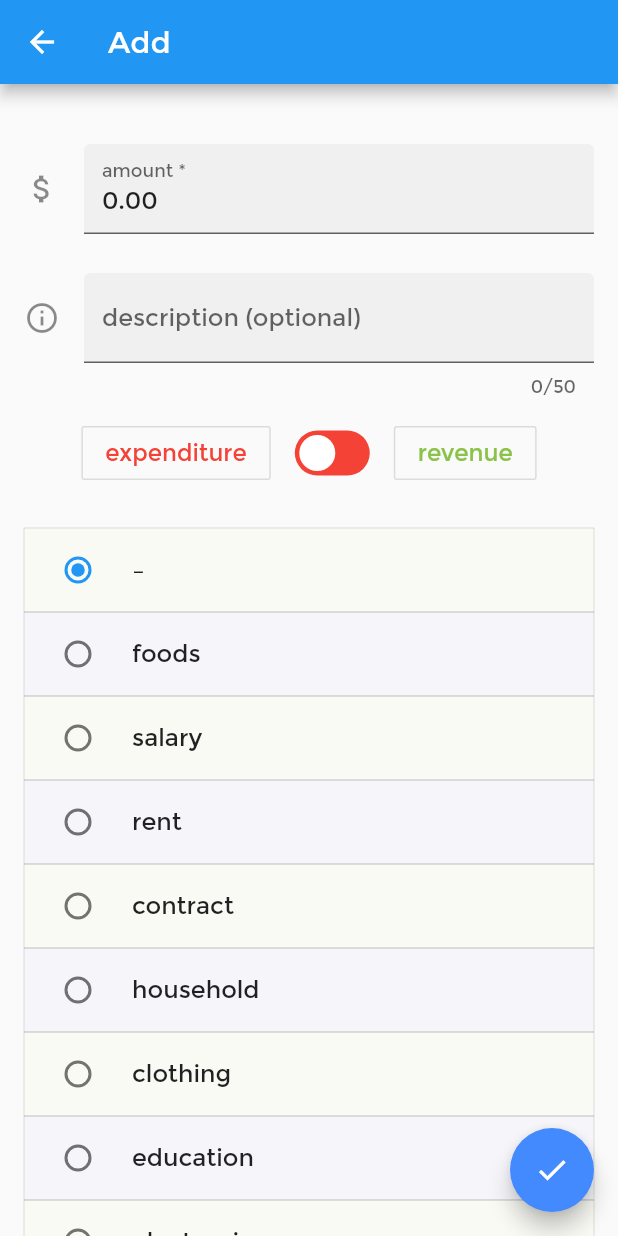
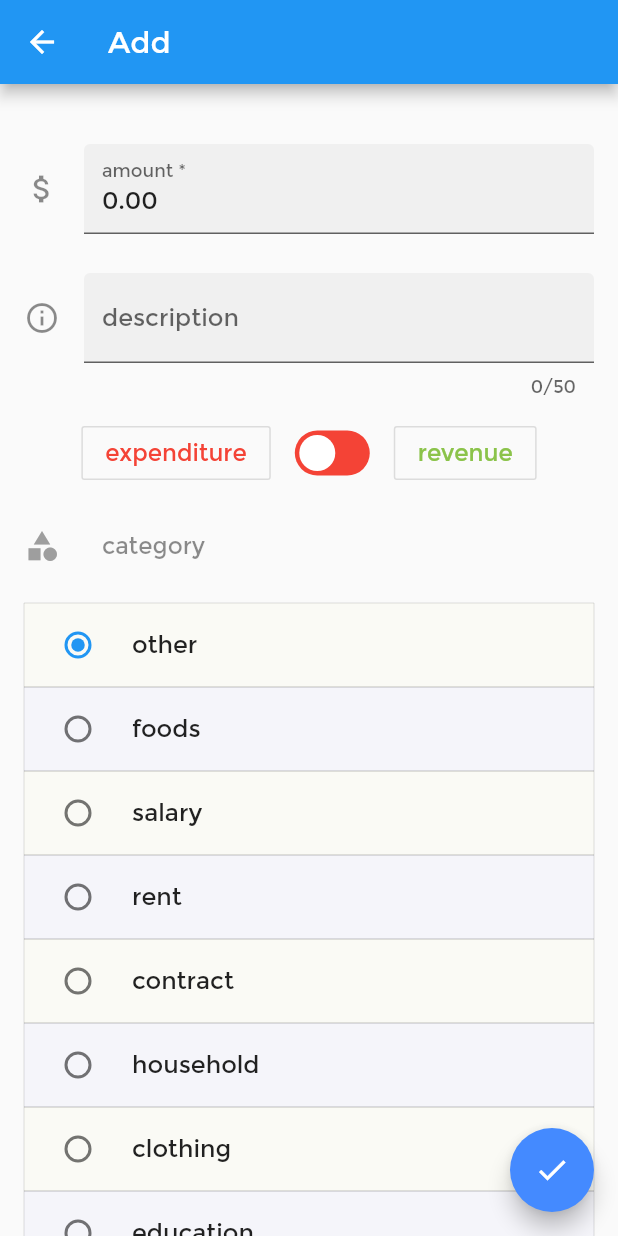
Before and after one commit to Chralt98/Eyemoney, a Flutter app: the Adding screen opened directly with empty values, on a phone screen of 412 x 824 dp. Run offline on Flutter 3.47's test engine with Material 2 defaults, Android fonts, the phone set to English and light mode, and no system bars; our stand-ins replace flutter_masked_text, month_picker_dialog, shared_preferences, sqflite; accounts and stored records are empty.

Commit message:
code structure

```diff
--- a/lib/outsourcing/globals.dart
+++ b/lib/outsourcing/globals.dart
@@ -2,6 +2,7 @@ library flutter_app.globals;
 
 const String appName = 'Eyemoney';
 const String categoryPrefKey = 'category_pref';
+const String emptyCategory = 'other';
 List<String> standardCategories = [
   'foods',
   'salary',
--- a/lib/screens/adding.dart
+++ b/lib/screens/adding.dart
@@ -75,29 +75,6 @@ class _AddingState extends State<Adding> {
     super.dispose();
   }
 
-  // only category for shared preferences
-  void _loadCategoryPref() {
-    setState(
-      () {
-        _categories =
-            this._prefs.getStringList(categoryPrefKey) ?? standardCategories;
-        if (_categories.isEmpty) {
-          _categories.insert(0, '–');
-        } else if (_categories.isNotEmpty && _categories.first != '–') {
-          _categories.insert(0, '–');
-        }
-        if (_categories.isNotEmpty) {
-          _selectedCategory = _categories.first;
-        }
-      },
-    );
-  }
-
-  Future<Null> _setCategoryPref(List<String> categories) async {
-    await this._prefs.setStringList(categoryPrefKey, categories);
-    _loadCategoryPref();
-  }
-
   @override
   Widget build(BuildContext context) {
     final _listTiles = _categories
@@ -167,10 +144,69 @@ class _AddingState extends State<Adding> {
               child: Column(
                 children: <Widget>[
                   SizedBox(height: 40),
-                  TextFormField(
+                  this._getAmountTextField(context),
+                  SizedBox(height: 26),
+                  this._getDescriptionTextField(context),
+                  SizedBox(height: 13),
+                  this._getSignSelection(context),
+                  SizedBox(height: 26),
+                  this._getCategoryField(context),
+                  SizedBox(height: 26),
+                  Column(
+                    children: _listTiles,
+                  ),
+                  SizedBox(height: 26),
+                  this._getAddCategoryTextField(context),
+                ],
+              ),
+            ),
+            controller: _scrollController,
+          ),
+          Container(
+            child: new FloatingActionButton(
+              child: Icon(Icons.check),
+              backgroundColor: Colors.blueAccent,
+              onPressed: () async {
+                this._onCheck();
+              },
+            ),
+            alignment: Alignment.bottomRight,
+            margin: EdgeInsets.all(16),
+          )
+        ],
+      ),
+    );
+  }
+
+  // only category for shared preferences
+  void _loadCategoryPref() {
+    setState(
+      () {
+        _categories =
+            this._prefs.getStringList(categoryPrefKey) ?? standardCategories;
+        if (_categories.isEmpty) {
+          _categories.insert(0, emptyCategory);
+        } else if (_categories.isNotEmpty &&
+            _categories.first != emptyCategory) {
+          _categories.insert(0, emptyCategory);
+        }
+        if (_categories.isNotEmpty) {
+          _selectedCategory = _categories.first;
+        }
+      },
+    );
+  }
+
+  Future<Null> _setCategoryPref(List<String> categories) async {
+    await this._prefs.setStringList(categoryPrefKey, categories);
+    _loadCategoryPref();
+  }
+
+  Widget _getAmountTextField(BuildContext context) {
+    return TextFormField(
       controller: _moneyController,
-                    keyboardType: TextInputType.numberWithOptions(
-                        signed: false, decimal: true),
+      keyboardType:
+          TextInputType.numberWithOptions(signed: false, decimal: true),
       decoration: const InputDecoration(
         border: UnderlineInputBorder(),
         filled: true,
@@ -180,17 +216,18 @@ class _AddingState extends State<Adding> {
       validator: (String number) {
         if (number == '0.00') {
           _scrollController.animateTo(0,
-                            duration: new Duration(milliseconds: 500),
-                            curve: Curves.ease);
+              duration: new Duration(milliseconds: 500), curve: Curves.ease);
           return 'Please enter an amount!';
         }
         return null;
       },
       onFieldSubmitted: (String number) => this._amount = number,
       // onChanged: (String number) => this._amount = number,
-                  ),
-                  SizedBox(height: 26),
-                  TextField(
+    );
+  }
+
+  Widget _getDescriptionTextField(BuildContext context) {
+    return TextField(
       textCapitalization: TextCapitalization.words,
       controller: _descriptionController,
       decoration: InputDecoration(
@@ -198,13 +235,15 @@ class _AddingState extends State<Adding> {
         filled: true,
         icon: Icon(Icons.info_outline),
         hintText: 'What is it?',
-                      labelText: 'description (optional)',
+        labelText: 'description',
       ),
       onChanged: (String text) => this._description = text,
       maxLength: 50,
-                  ),
-                  SizedBox(height: 13),
-                  Row(
+    );
+  }
+
+  Widget _getSignSelection(BuildContext context) {
+    return Row(
       children: <Widget>[
         OutlineButton(
             onPressed: () {
@@ -213,8 +252,7 @@ class _AddingState extends State<Adding> {
               });
             },
             child: Text('expenditure',
-                              style: TextStyle(color: Colors.red),
-                              textScaleFactor: 1.1)),
+                style: TextStyle(color: Colors.red), textScaleFactor: 1.1)),
         SizedBox(width: 16),
         this._crazySwitch ?? CrazySwitch(isChecked: false),
         SizedBox(width: 16),
@@ -229,13 +267,31 @@ class _AddingState extends State<Adding> {
                 textScaleFactor: 1.1)),
       ],
       mainAxisAlignment: MainAxisAlignment.center,
+    );
+  }
+
+  Widget _getCategoryField(BuildContext context) {
+    return Container(
+      alignment: Alignment.centerLeft,
+      child: Row(
+        children: <Widget>[
+          Icon(
+            Icons.category,
+            color: Colors.grey,
           ),
-                  SizedBox(height: 26),
-                  Column(
-                    children: _listTiles,
+          SizedBox(width: 28),
+          Text(
+            'category',
+            style: TextStyle(color: Colors.black45),
+            textScaleFactor: 1.1,
           ),
-                  SizedBox(height: 26),
-                  Center(
+        ],
+      ),
+    );
+  }
+
+  Widget _getAddCategoryTextField(BuildContext context) {
+    return Center(
       child: TextField(
         textCapitalization: TextCapitalization.words,
         controller: _addCategoryController,
@@ -258,32 +314,21 @@ class _AddingState extends State<Adding> {
         keyboardType: TextInputType.text,
         maxLength: 25,
       ),
-                  ),
-                ],
-              ),
-            ),
-            controller: _scrollController,
-          ),
-          Container(
-            child: new FloatingActionButton(
-              child: Icon(Icons.check),
-              backgroundColor: Colors.blueAccent,
-              onPressed: () async {
+    );
+  }
+
+  void _onCheck() async {
     if (_formKey.currentState.validate()) {
       this._amount = _moneyController.numberValue.toString();
       final int sign = _crazySwitch.getChecked() ? 1 : -1;
       final double _realAmount = round(
-                      (sign) *
-                          double.parse(_amount.replaceAll(new RegExp(','), '')),
-                      2);
+          (sign) * double.parse(_amount.replaceAll(new RegExp(','), '')), 2);
       if (this._addCategoryController.text != '') {
-                    if (!_categories
-                        .contains(this._addCategoryController.text)) {
+        if (!_categories.contains(this._addCategoryController.text)) {
           this._categories.add(this._addCategoryController.text);
         }
-                    this._radioVal = this
-                        ._categories
-                        .indexOf(this._addCategoryController.text);
+        this._radioVal =
+            this._categories.indexOf(this._addCategoryController.text);
         await this._setCategoryPref(this._categories);
         this._selectedCategory = this._addCategoryController.text;
         this._addCategoryController.text = '';
@@ -294,8 +339,7 @@ class _AddingState extends State<Adding> {
           category: _selectedCategory,
           description: _description,
           amount: _realAmount,
-                      date: DateTime(
-                              (widget.selectedDate ?? DateTime.now()).year,
+          date: DateTime((widget.selectedDate ?? DateTime.now()).year,
                   (widget.selectedDate ?? DateTime.now()).month)
               .toString(),
         );
@@ -305,8 +349,7 @@ class _AddingState extends State<Adding> {
           category: _selectedCategory,
           description: _description,
           amount: _realAmount,
-                      date: DateTime(
-                              (widget.selectedDate ?? DateTime.now()).year,
+          date: DateTime((widget.selectedDate ?? DateTime.now()).year,
                   (widget.selectedDate ?? DateTime.now()).month)
               .toString(),
         );
@@ -318,13 +361,5 @@ class _AddingState extends State<Adding> {
         print(e);
       }
     }
-              },
-            ),
-            alignment: Alignment.bottomRight,
-            margin: EdgeInsets.all(16),
-          )
-        ],
-      ),
-    );
   }
 }
```
Also changed, not shown: lib/screens/home.dart (+77 -117 lines), pubspec.yaml (+5 -5 lines), 1 other file. Lines whose indentation alone changed are shown as unchanged.
